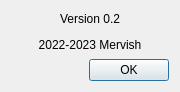
Before: the Qt Designer form about.ui in Mervish/bna-manager, drawn with Qt 5.
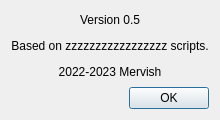
After: the same form once the commit is applied.

Patch:
```diff
--- a/about.ui
+++ b/about.ui
@@ -6,8 +6,8 @@
    <rect>
     <x>0</x>
     <y>0</y>
-    <width>180</width>
-    <height>92</height>
+    <width>194</width>
+    <height>120</height>
    </rect>
   </property>
   <property name="sizePolicy">
@@ -23,7 +23,7 @@
    <item>
     <widget class="QLabel" name="label">
      <property name="text">
-      <string>&lt;html&gt;&lt;head/&gt;&lt;body&gt;&lt;p align=&quot;center&quot;&gt;Version 0.2&lt;/p&gt;&lt;p align=&quot;center&quot;&gt;2022-2023 Mervish&lt;/p&gt;&lt;/body&gt;&lt;/html&gt;</string>
+      <string>&lt;html&gt;&lt;head/&gt;&lt;body&gt;&lt;p align=&quot;center&quot;&gt;Version 0.5&lt;/p&gt;&lt;p align=&quot;center&quot;&gt;Based on zzzzzzzzzzzzzzzzz scripts.&lt;/p&gt;&lt;p align=&quot;center&quot;&gt;2022-2023 Mervish&lt;/p&gt;&lt;/body&gt;&lt;/html&gt;</string>
      </property>
     </widget>
    </item>
```
